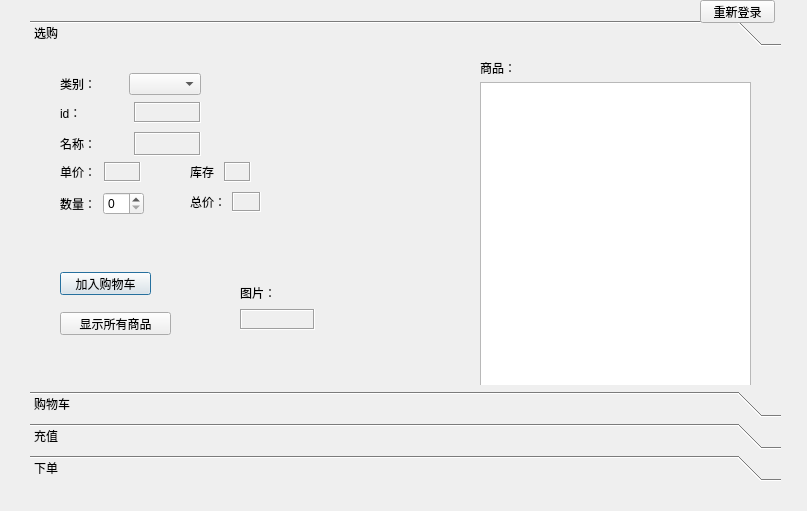
The window that myclient.ui (XMeleny/DB) describes before a commit, drawn with Qt 5.
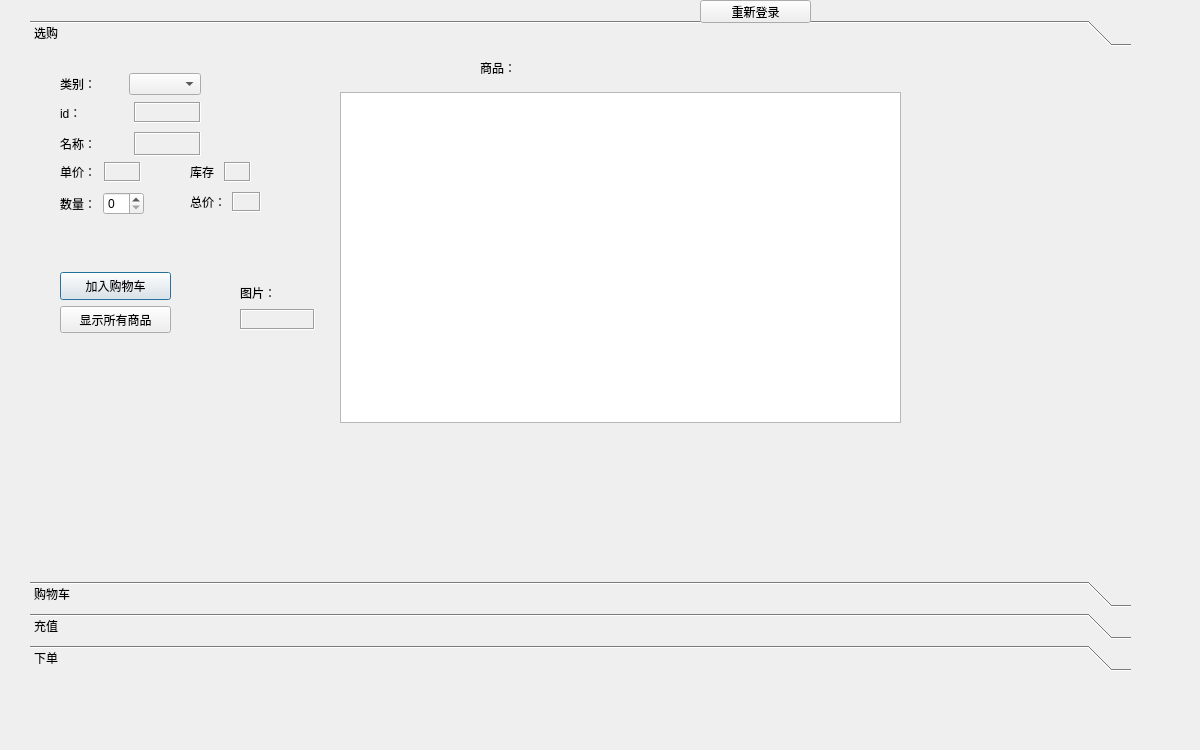
The same window after the commit.

```diff
--- a/myclient.ui
+++ b/myclient.ui
@@ -6,8 +6,8 @@
    <rect>
     <x>0</x>
     <y>0</y>
-    <width>807</width>
-    <height>511</height>
+    <width>1200</width>
+    <height>750</height>
    </rect>
   </property>
   <property name="windowTitle">
@@ -18,8 +18,8 @@
     <rect>
      <x>30</x>
      <y>20</y>
-     <width>751</width>
-     <height>461</height>
+     <width>1101</width>
+     <height>651</height>
     </rect>
    </property>
    <property name="frameShadow">
@@ -30,26 +30,13 @@
      <rect>
       <x>0</x>
       <y>0</y>
-      <width>751</width>
-      <height>377</height>
+      <width>1101</width>
+      <height>567</height>
      </rect>
     </property>
     <attribute name="label">
      <string>选购</string>
     </attribute>
-    <widget class="QPushButton" name="addShoppingCart">
-     <property name="geometry">
-      <rect>
-       <x>30</x>
-       <y>220</y>
-       <width>91</width>
-       <height>23</height>
-      </rect>
-     </property>
-     <property name="text">
-      <string>加入购物车</string>
-     </property>
-    </widget>
     <widget class="QLabel" name="label_13">
      <property name="geometry">
       <rect>
@@ -66,9 +53,9 @@
     <widget class="QTableView" name="tableView">
      <property name="geometry">
       <rect>
-       <x>450</x>
-       <y>30</y>
-       <width>271</width>
+       <x>310</x>
+       <y>40</y>
+       <width>561</width>
        <height>331</height>
       </rect>
      </property>
@@ -322,19 +309,6 @@
       </item>
      </layout>
     </widget>
-    <widget class="QPushButton" name="pushButton">
-     <property name="geometry">
-      <rect>
-       <x>30</x>
-       <y>260</y>
-       <width>111</width>
-       <height>23</height>
-      </rect>
-     </property>
-     <property name="text">
-      <string>显示所有商品</string>
-     </property>
-    </widget>
     <widget class="QWidget" name="layoutWidget">
      <property name="geometry">
       <rect>
@@ -367,6 +341,56 @@
       </item>
      </layout>
     </widget>
+    <widget class="QWidget" name="layoutWidget">
+     <property name="geometry">
+      <rect>
+       <x>30</x>
+       <y>220</y>
+       <width>111</width>
+       <height>61</height>
+      </rect>
+     </property>
+     <layout class="QVBoxLayout" name="verticalLayout_2">
+      <item>
+       <widget class="QPushButton" name="addShoppingCart">
+        <property name="sizePolicy">
+         <sizepolicy hsizetype="Minimum" vsizetype="Preferred">
+          <horstretch>0</horstretch>
+          <verstretch>0</verstretch>
+         </sizepolicy>
+        </property>
+        <property name="minimumSize">
+         <size>
+          <width>80</width>
+          <height>0</height>
+         </size>
+        </property>
+        <property name="baseSize">
+         <size>
+          <width>60</width>
+          <height>20</height>
+         </size>
+        </property>
+        <property name="text">
+         <string>加入购物车</string>
+        </property>
+       </widget>
+      </item>
+      <item>
+       <widget class="QPushButton" name="pushButton">
+        <property name="sizePolicy">
+         <sizepolicy hsizetype="Minimum" vsizetype="Preferred">
+          <horstretch>0</horstretch>
+          <verstretch>0</verstretch>
+         </sizepolicy>
+        </property>
+        <property name="text">
+         <string>显示所有商品</string>
+        </property>
+       </widget>
+      </item>
+     </layout>
+    </widget>
    </widget>
    <widget class="QWidget" name="toolBoxPage2">
     <property name="geometry">
@@ -690,7 +714,7 @@
     <rect>
      <x>700</x>
      <y>0</y>
-     <width>75</width>
+     <width>111</width>
      <height>23</height>
     </rect>
    </property>
```
Left out of the diff: 81 changed lines with no effect on the pictures.
